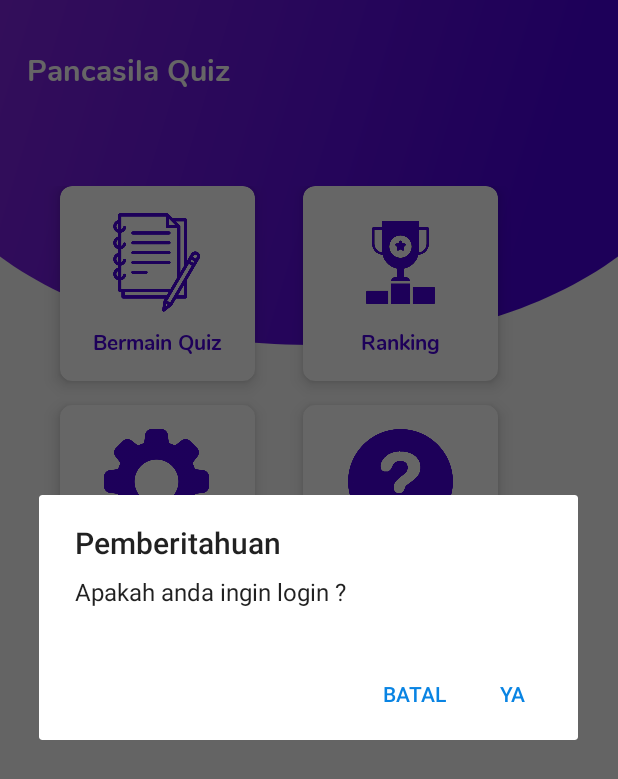
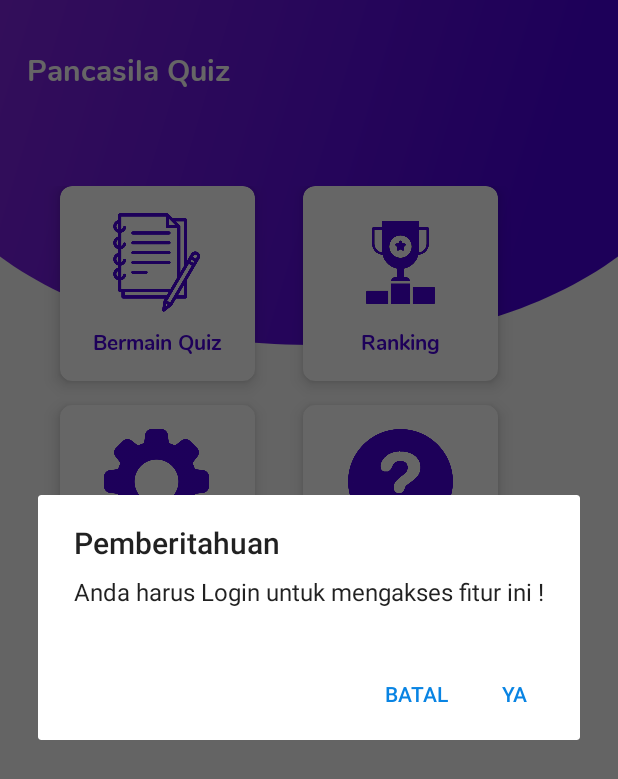
Before and after one commit to Yudas1337/PancasilaQuizApk, an Android app: the MainActivity screen opened directly, with no data from a screen before it, after a tap on "Bermain Quiz", on a phone screen of 412 x 824 dp. Shown: the top 779 px of the screen. Run offline under Robolectric (Android 15) with nearby library versions, the phone set to English and light mode, and no system bars.

Commit message:
update main

```diff
--- a/app/src/main/java/com/yudas/pancasila_quiz_apk/MainActivity.kt
+++ b/app/src/main/java/com/yudas/pancasila_quiz_apk/MainActivity.kt
@@ -26,11 +26,12 @@ class MainActivity : AppCompatActivity() {
         //        SharedPreferences
         val preference = Preferences(this)
 
+
         quiz.setOnClickListener{
             if (preference.getInt("STATUS_LOGIN", 0) == 0){
                 val builder : AlertDialog.Builder = AlertDialog.Builder(this)
                 builder.setTitle("Pemberitahuan")
-                builder.setMessage("Apakah anda ingin login ?")
+                builder.setMessage("Anda harus Login untuk mengakses fitur ini !")
 
 
                 builder.setPositiveButton("Ya", DialogInterface.OnClickListener { dialog, which ->
--- a/app/src/main/java/com/yudas/pancasila_quiz_apk/URL.kt
+++ b/app/src/main/java/com/yudas/pancasila_quiz_apk/URL.kt
@@ -2,7 +2,7 @@ package com.yudas.pancasila_quiz_apk
 object URL {
 
     //var IP = "https://techpedia.pecelsec.com/assets/"
-    var IP = "http://192.168.0.13/quizPancasila/"
+    var IP = "http://192.168.1.4/quizPancasila/"
     var rest = IP + "rest/"
     var assets = IP + "assets/img/"
     var gambarSoal = assets + "soal/"
--- a/app/src/main/java/com/yudas/pancasila_quiz_apk/auth/LoginActivity.kt
+++ b/app/src/main/java/com/yudas/pancasila_quiz_apk/auth/LoginActivity.kt
@@ -5,6 +5,7 @@ import android.content.Intent
 import androidx.appcompat.app.AppCompatActivity
 import android.os.Bundle
 import android.widget.Toast
+import com.yudas.pancasila_quiz_apk.MainActivity
 import com.yudas.pancasila_quiz_apk.R
 import com.yudas.pancasila_quiz_apk.URL
 import com.yudas.pancasila_quiz_apk.menu.QuizActivity
@@ -66,7 +67,7 @@ class LoginActivity : AppCompatActivity() {
                             if (!value.isError) {
                                 Preferences(this@LoginActivity).setInt("STATUS_LOGIN", value.idUser)
 
-                                val intent = Intent(this@LoginActivity, QuizActivity::class.java)
+                                val intent = Intent(this@LoginActivity, MainActivity::class.java)
                                 startActivity(intent)
                                 finish()
                             }
--- a/app/src/main/res/layout/activity_main.xml
+++ b/app/src/main/res/layout/activity_main.xml
@@ -22,7 +22,7 @@
         <TextView
             android:textSize="20sp"
             android:text="@string/app_name"
-            android:id="@+id/user_id"
+            android:id="@+id/judulnya"
             android:fontFamily="@font/nunito_bold"
             android:textColor="@color/colorWhite"
             android:layout_marginTop="32dp"
```
Also changed, not shown: 1 other file.
